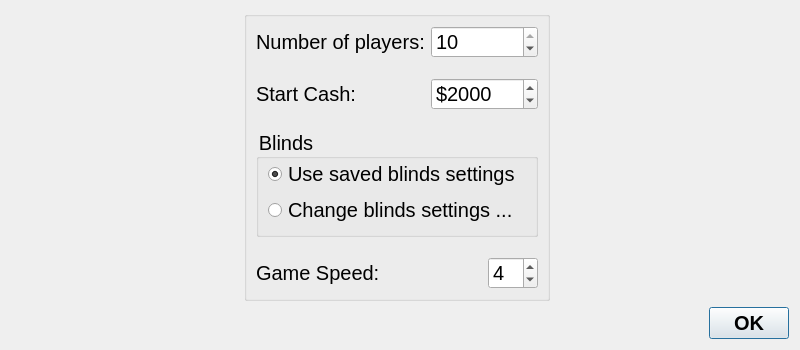
Above: src/gui/qt/gui_800x480/newgamedialog_800x480.ui from pokerth/pokerth before the change. Below: the same form after it.
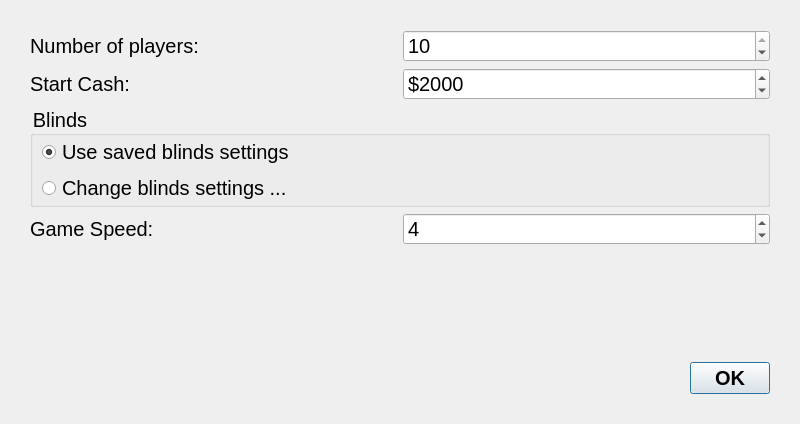
That is the form after the change.

Diff of the .ui file:
```diff
--- a/src/gui/qt/gui_800x480/newgamedialog_800x480.ui
+++ b/src/gui/qt/gui_800x480/newgamedialog_800x480.ui
@@ -7,19 +7,19 @@
     <x>0</x>
     <y>0</y>
     <width>800</width>
-    <height>350</height>
+    <height>424</height>
    </rect>
   </property>
+  <property name="sizePolicy">
+   <sizepolicy hsizetype="MinimumExpanding" vsizetype="MinimumExpanding">
+    <horstretch>0</horstretch>
+    <verstretch>0</verstretch>
+   </sizepolicy>
+  </property>
   <property name="minimumSize">
    <size>
     <width>800</width>
-    <height>350</height>
-   </size>
-  </property>
-  <property name="maximumSize">
-   <size>
-    <width>800</width>
-    <height>350</height>
+    <height>424</height>
    </size>
   </property>
   <property name="windowTitle">
@@ -28,15 +28,20 @@
   <property name="styleSheet">
    <string notr="true">QObject {font: 20px}</string>
   </property>
-  <layout class="QGridLayout">
-   <item row="1" column="1">
-    <widget class="QGroupBox" name="groupBox">
-     <property name="title">
-      <string/>
-     </property>
-     <layout class="QGridLayout">
-      <item row="0" column="0">
+  <layout class="QVBoxLayout" name="verticalLayout">
+   <property name="margin">
+    <number>30</number>
+   </property>
+   <item>
+    <layout class="QHBoxLayout" name="horizontalLayout_2">
+     <item>
        <widget class="QLabel" name="label">
+       <property name="sizePolicy">
+        <sizepolicy hsizetype="Minimum" vsizetype="Preferred">
+         <horstretch>0</horstretch>
+         <verstretch>0</verstretch>
+        </sizepolicy>
+       </property>
         <property name="text">
          <string>Number of players:</string>
         </property>
@@ -45,7 +50,7 @@
         </property>
        </widget>
       </item>
-      <item row="0" column="1" colspan="2">
+     <item>
        <widget class="QSpinBox" name="spinBox_quantityPlayers">
         <property name="minimum">
          <number>2</number>
@@ -58,7 +63,11 @@
         </property>
        </widget>
       </item>
-      <item row="2" column="0">
+    </layout>
+   </item>
+   <item>
+    <layout class="QHBoxLayout" name="horizontalLayout_3">
+     <item>
        <widget class="QLabel" name="label_2">
         <property name="text">
          <string>Start Cash:</string>
@@ -68,8 +77,11 @@
         </property>
        </widget>
       </item>
-      <item row="2" column="1" colspan="2">
+     <item>
        <widget class="QSpinBox" name="spinBox_startCash">
+       <property name="buttonSymbols">
+        <enum>QAbstractSpinBox::UpDownArrows</enum>
+       </property>
         <property name="prefix">
          <string>$</string>
         </property>
@@ -87,15 +99,33 @@
         </property>
        </widget>
       </item>
-      <item row="4" column="0" colspan="3">
+    </layout>
+   </item>
+   <item>
        <widget class="QGroupBox" name="groupBox_2">
         <property name="title">
          <string>Blinds</string>
         </property>
         <layout class="QGridLayout">
          <property name="topMargin">
+       <number>1</number>
+      </property>
+      <property name="rightMargin">
+       <number>9</number>
+      </property>
+      <property name="bottomMargin">
+       <number>1</number>
+      </property>
+      <property name="horizontalSpacing">
           <number>0</number>
          </property>
+      <item row="2" column="0">
+       <widget class="QRadioButton" name="radioButton_changeBlindsSettings">
+        <property name="text">
+         <string>Change blinds settings ...</string>
+        </property>
+       </widget>
+      </item>
          <item row="0" column="0">
           <widget class="QRadioButton" name="radioButton_useSavedBlindsSettings">
            <property name="text">
@@ -106,17 +136,12 @@
            </property>
           </widget>
          </item>
-         <item row="1" column="0">
-          <widget class="QRadioButton" name="radioButton_changeBlindsSettings">
-           <property name="text">
-            <string>Change blinds settings ...</string>
-           </property>
-          </widget>
-         </item>
         </layout>
        </widget>
       </item>
-      <item row="6" column="0" colspan="2">
+   <item>
+    <layout class="QHBoxLayout" name="horizontalLayout">
+     <item>
        <widget class="QLabel" name="label_5">
         <property name="text">
          <string>Game Speed:</string>
@@ -126,7 +151,7 @@
         </property>
        </widget>
       </item>
-      <item row="6" column="2">
+     <item>
        <widget class="QSpinBox" name="spinBox_gameSpeed">
         <property name="minimum">
          <number>1</number>
@@ -139,7 +164,9 @@
         </property>
        </widget>
       </item>
-      <item row="3" column="0">
+    </layout>
+   </item>
+   <item>
        <spacer name="verticalSpacer">
         <property name="orientation">
          <enum>Qt::Vertical</enum>
@@ -152,36 +179,7 @@
         </property>
        </spacer>
       </item>
-      <item row="5" column="0">
-       <spacer name="verticalSpacer_2">
-        <property name="orientation">
-         <enum>Qt::Vertical</enum>
-        </property>
-        <property name="sizeHint" stdset="0">
-         <size>
-          <width>20</width>
-          <height>40</height>
-         </size>
-        </property>
-       </spacer>
-      </item>
-      <item row="1" column="0">
-       <spacer name="verticalSpacer_3">
-        <property name="orientation">
-         <enum>Qt::Vertical</enum>
-        </property>
-        <property name="sizeHint" stdset="0">
-         <size>
-          <width>20</width>
-          <height>40</height>
-         </size>
-        </property>
-       </spacer>
-      </item>
-     </layout>
-    </widget>
-   </item>
-   <item row="2" column="1" colspan="2">
+   <item>
     <widget class="QDialogButtonBox" name="buttonBox">
      <property name="styleSheet">
       <string notr="true">QObject {font: bold 20px}</string>
@@ -194,45 +192,6 @@
      </property>
     </widget>
    </item>
-   <item row="1" column="0">
-    <spacer name="horizontalSpacer">
-     <property name="orientation">
-      <enum>Qt::Horizontal</enum>
-     </property>
-     <property name="sizeHint" stdset="0">
-      <size>
-       <width>40</width>
-       <height>20</height>
-      </size>
-     </property>
-    </spacer>
-   </item>
-   <item row="1" column="2">
-    <spacer name="horizontalSpacer_2">
-     <property name="orientation">
-      <enum>Qt::Horizontal</enum>
-     </property>
-     <property name="sizeHint" stdset="0">
-      <size>
-       <width>40</width>
-       <height>20</height>
-      </size>
-     </property>
-    </spacer>
-   </item>
-   <item row="0" column="1">
-    <spacer name="verticalSpacer_4">
-     <property name="orientation">
-      <enum>Qt::Vertical</enum>
-     </property>
-     <property name="sizeHint" stdset="0">
-      <size>
-       <width>20</width>
-       <height>40</height>
-      </size>
-     </property>
-    </spacer>
-   </item>
   </layout>
  </widget>
  <tabstops>
```
Left out of the diff: 3 changed lines with no effect on the pictures. Lines whose indentation alone changed are shown as unchanged.
